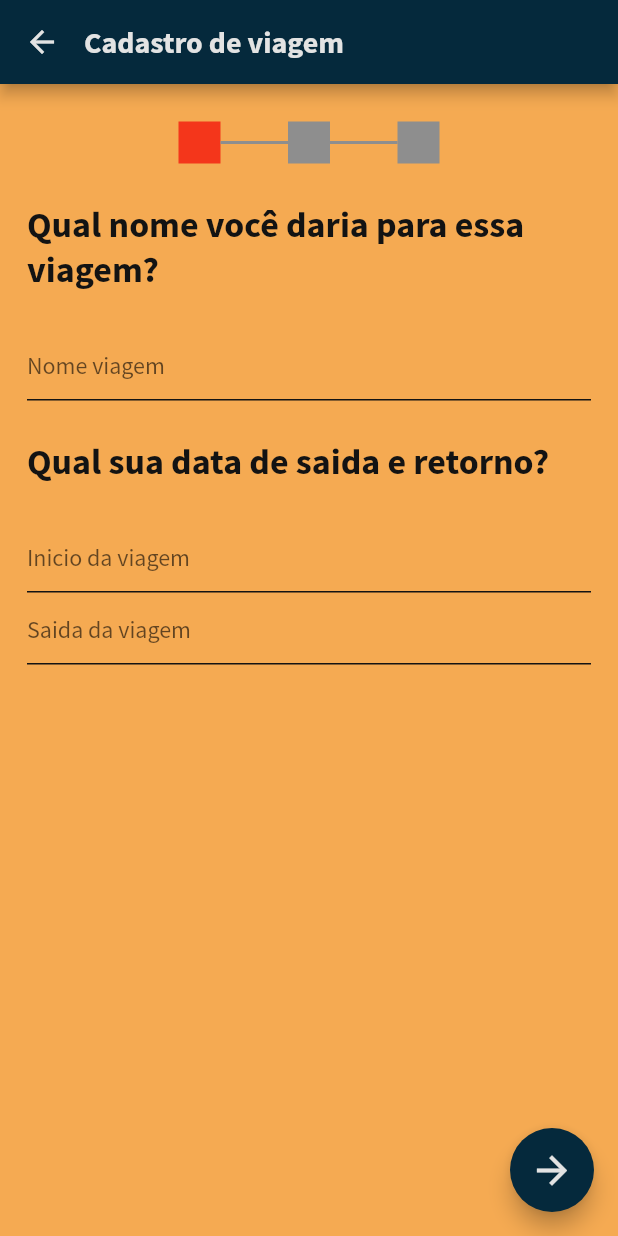
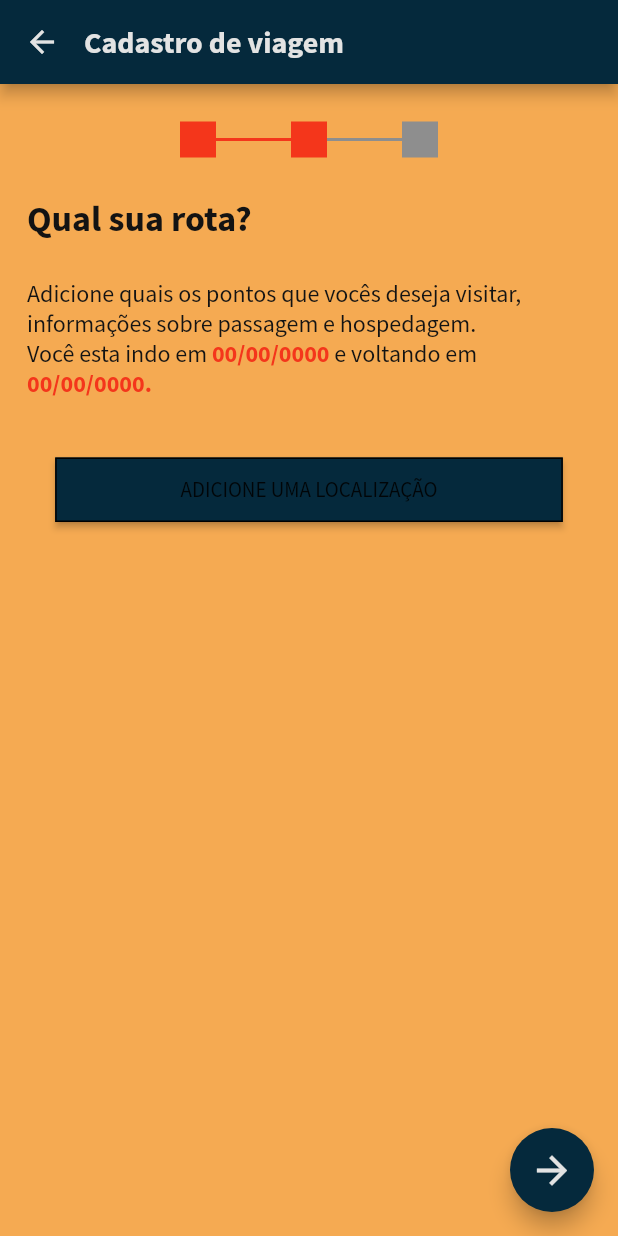
Before and after one commit to RoberlandRicardo/traveller, a Flutter app: the Campos screen opened by its route, after a tap on the "arrow forward" icon, on a phone screen of 412 x 824 dp. Run offline on Flutter 3.47's test engine with Material 2 defaults, Android fonts, the phone set to English and light mode, and no system bars; our stand-ins replace flutter_svg; missing offline and left inert: dart:ffi.

Commit message:
Criando 2° tela de cadastro de travel

```diff
--- a/lib/app/components/generic_screen_nivel01.dart
+++ b/lib/app/components/generic_screen_nivel01.dart
@@ -3,6 +3,7 @@
 import 'package:flutter/material.dart';
 import 'package:flutter/widgets.dart';
 import 'package:traveller/app/components/custom_button_01.dart';
+import 'package:traveller/app/styles/custom_text.dart';
 
 class GenericScreen extends StatelessWidget {
   final Widget child;
@@ -49,7 +50,7 @@ class GenericScreen extends StatelessWidget {
                   style: TextStyle(
                       fontSize: 16,
                       decoration: TextDecoration.underline,
-                      color: Color.fromRGBO(244, 54, 27, 1),
+                      color: CustomText.fontColorOrange,
                       fontWeight: FontWeight.bold),
                 ),
                 onPressed: () => functionHomeButton(),
--- a/lib/app/components/generic_screen_nivel03.dart
+++ b/lib/app/components/generic_screen_nivel03.dart
@@ -28,7 +28,7 @@ class GenericScreen extends StatelessWidget {
           titleSpacing: 0,
         ),
         floatingActionButton: FloatingActionButton(
-          onPressed: () {},
+          onPressed: () => floactingActionButtonFunction!(),
           child: Icon(
             Icons.arrow_forward,
             color: CustomText.fontColorTopBar,
--- a/lib/app/components/pagination_01.dart
+++ b/lib/app/components/pagination_01.dart
@@ -10,8 +10,8 @@ class Pagination extends StatelessWidget {
     return Row(
       children: [
         Container(
-          width: 28,
-          height: 28,
+          width: 24,
+          height: 24,
           color: pageIndex >= actualIndex
               ? Theme.of(context).colorScheme.secondary
               : Color.fromRGBO(142, 142, 142, 1),
@@ -19,7 +19,7 @@ class Pagination extends StatelessWidget {
         SizedBox(
           child: actualIndex < total - 1
               ? Container(
-                  width: 45,
+                  width: 50,
                   height: 2,
                   color: pageIndex >= actualIndex + 1
                       ? Theme.of(context).colorScheme.secondary
--- a/lib/app/styles/custom_text.dart
+++ b/lib/app/styles/custom_text.dart
@@ -64,7 +64,6 @@ class CustomText extends TextTheme {
             color: fontColorButton,
           ),
           bodyText1: TextStyle(
-                fontFamily: fontFamily,
-                fontSize: fontSizeBody,
-                color: fontColor));
+              fontFamily: fontFamily, fontSize: fontSizeBody, color: fontColor),
+        );
 }
--- a/lib/app/views/cadastro_travel.dart
+++ b/lib/app/views/cadastro_travel.dart
@@ -1,5 +1,6 @@
 import 'package:flutter/material.dart';
 import 'package:flutter/widgets.dart';
+import 'package:traveller/app/components/custom_button_01.dart';
 import 'package:traveller/app/components/generic_screen_nivel03.dart';
 import 'package:traveller/app/components/pagination_01.dart';
 import 'package:traveller/app/styles/custom_text.dart';
@@ -9,7 +10,10 @@ class Campos extends StatelessWidget {
   Widget build(BuildContext context) {
     return GenericScreen(
       title: "Cadastro de viagem",
-      floactingActionButtonFunction: () {},
+      floactingActionButtonFunction: () {
+        Navigator.push(
+            context, MaterialPageRoute(builder: (context) => Rotas()));
+      },
       child: Padding(
         padding: const EdgeInsets.symmetric(horizontal: 18),
         child: SingleChildScrollView(
@@ -66,3 +70,60 @@ class Campos extends StatelessWidget {
     );
   }
 }
+
+class Rotas extends StatelessWidget {
+  @override
+  Widget build(BuildContext context) {
+    return GenericScreen(
+      title: "Cadastro de viagem",
+      floactingActionButtonFunction: () {},
+      child: Padding(
+        padding: const EdgeInsets.symmetric(horizontal: 18),
+        child: SingleChildScrollView(
+          child: Column(
+            crossAxisAlignment: CrossAxisAlignment.start,
+            children: [
+              SizedBox(
+                height: 25,
+              ),
+              Pagination(currentIndex: 1, total: 3),
+              SizedBox(height: 25),
+              Text(
+                "Qual sua rota?",
+                style: Theme.of(context).textTheme.headline2,
+              ),
+              SizedBox(
+                height: 25,
+              ),
+              RichText(
+                text: TextSpan(
+                    text:
+                        "Adicione quais os pontos que vocês deseja visitar, informações sobre passagem e hospedagem.\n",
+                    style: Theme.of(context).textTheme.bodyText1,
+                    children: [
+                      TextSpan(text: "Você esta indo em "),
+                      TextSpan(
+                          text: "00/00/0000 ", style: CustomText.buttonOrange),
+                      TextSpan(
+                        text: "e voltando em ",
+                      ),
+                      TextSpan(
+                          text: "00/00/0000.", style: CustomText.buttonOrange),
+                    ]),
+              ),
+              SizedBox(
+                height: 40,
+              ),
+              Center(
+                child: CustomButton(
+                  textButton: "ADICIONE UMA LOCALIZAÇÃO",
+                  action: () {},
+                ),
+              ),
+            ],
+          ),
+        ),
+      ),
+    );
+  }
+}
--- a/lib/main.dart
+++ b/lib/main.dart
@@ -22,7 +22,7 @@ void main() {
       '/home': (context) => Home(),
       '/travel': (context) => Travel(),
       '/perfil': (context) => Perfil(),
-      '/cadastroTravel': (context) => Campos()
+      '/cadastroTravel': (context) => Campos(),
     },
     theme: ThemeData(
         fontFamily: CustomText.fontFamily,
```
Lines whose indentation alone changed are shown as unchanged.
